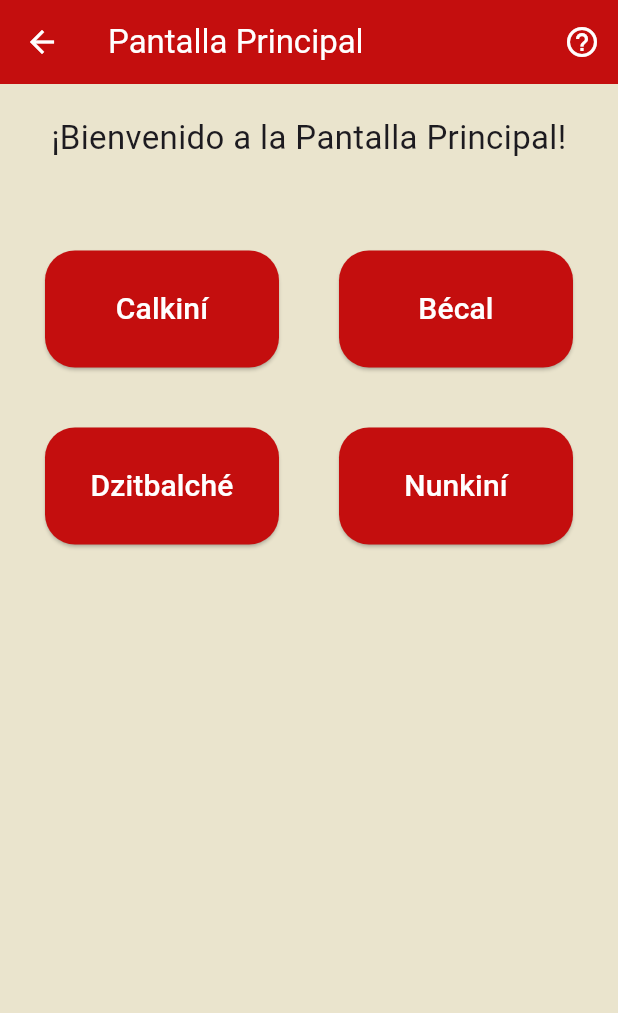
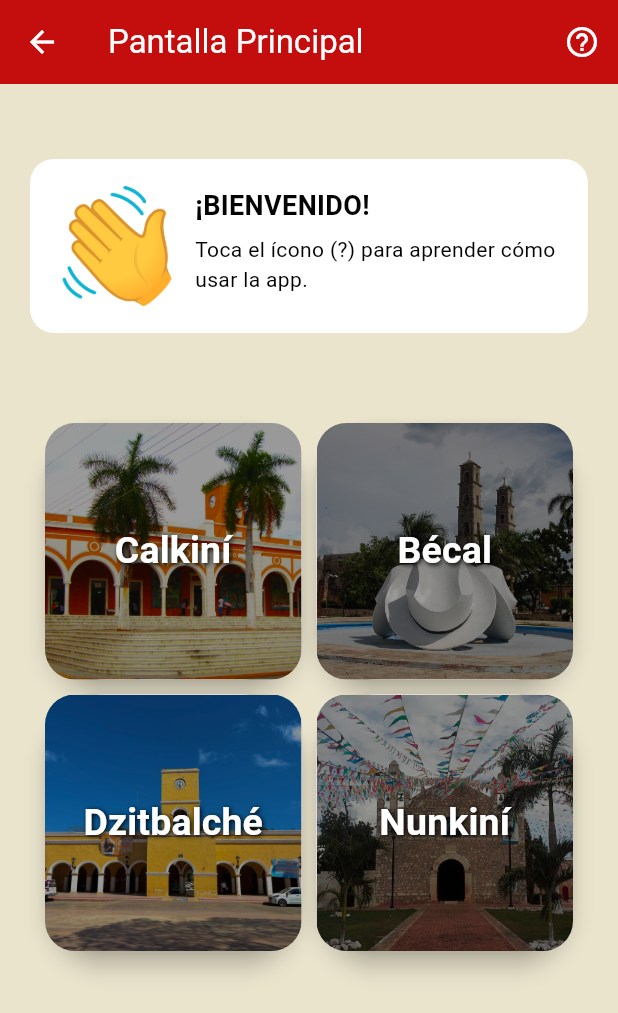
Before and after one commit to Fernando-Puc/GeoCam, a Flutter app: the pantallaprincipal screen opened directly, on a phone screen of 412 x 824 dp. Shown: the top 1013 px of the screen. Run offline on Flutter 3.47's test engine with Material 3 defaults, Android fonts, the phone set to English and light mode, and no system bars.

Commit message:
Diseño pantalla principal

```diff
--- a/geo_cam_app/lib/screens/pantallaCK.dart
+++ b/geo_cam_app/lib/screens/pantallaCK.dart
@@ -125,7 +125,7 @@ class _PantallaCKState extends State<PantallaCK> {
                     );
                   },
                   style: ElevatedButton.styleFrom(
-                    backgroundColor: Color.fromARGB(255, 216, 210, 121),
+                    backgroundColor: const Color.fromARGB(255, 216, 210, 121),
                     foregroundColor: const Color.fromARGB(255, 0, 0, 0),
                     elevation: 4,
                     padding: const EdgeInsets.symmetric(
--- a/geo_cam_app/lib/screens/pantallaprincipal.dart
+++ b/geo_cam_app/lib/screens/pantallaprincipal.dart
@@ -26,11 +26,50 @@ class pantallaprincipal extends StatelessWidget {
       ),
       body: Column(
         children: [
-          const SizedBox(height: 20),
-          const Text(
-            '¡Bienvenido a la Pantalla Principal!',
-            style: TextStyle(fontSize: 22),
-            textAlign: TextAlign.center,
+          const SizedBox(height: 50),
+          Padding(
+            padding: const EdgeInsets.symmetric(horizontal: 20),
+            child: Container(
+              padding: const EdgeInsets.all(18),
+              decoration: BoxDecoration(
+                color: const Color.fromARGB(255, 255, 255, 255),
+                borderRadius: BorderRadius.circular(16),
+              ),
+              child: Row(
+                crossAxisAlignment: CrossAxisAlignment.start,
+                children: [
+                  Image.asset(
+                    'lib/assets/images/tutorial.png',
+                    width: 80,
+                    height: 80,
+                  ),
+                  const SizedBox(width: 12),
+                  const Expanded(
+                    child: Column(
+                      crossAxisAlignment: CrossAxisAlignment.start,
+                      children: [
+                        Text(
+                          '¡BIENVENIDO!',
+                          style: TextStyle(
+                            fontSize: 18,
+                            fontWeight: FontWeight.bold,
+                            color: Color.fromARGB(255, 3, 3, 3),
+                          ),
+                        ),
+                        SizedBox(height: 6),
+                        Text(
+                          'Toca el ícono (?) para aprender cómo usar la app.',
+                          style: TextStyle(
+                            fontSize: 14,
+                            color: Color.fromARGB(255, 0, 0, 0),
+                          ),
+                        ),
+                      ],
+                    ),
+                  ),
+                ],
+              ),
+            ),
           ),
           const SizedBox(height: 30),
           Expanded(
@@ -38,14 +77,18 @@ class pantallaprincipal extends StatelessWidget {
               padding: const EdgeInsets.all(30),
               child: GridView.count(
                 crossAxisCount: 2,
-                crossAxisSpacing: 40,
-                mainAxisSpacing: 40,
-                childAspectRatio: 2,
+                crossAxisSpacing: 10,
+                mainAxisSpacing: 10,
+                childAspectRatio: 1,
                 children: [
-                  _buildButton(context, "Calkiní", const PantallaCK()),
-                  _buildButton(context, "Bécal", const PantallaBC()),
-                  _buildButton(context, "Dzitbalché", const PantallaDZ()),
-                  _buildButton(context, "Nunkiní", const PantallaNK()),
+                  _buildButton(context, "Calkiní", const PantallaCK(),
+                      'lib/assets/images/calkinibtn.png'),
+                  _buildButton(context, "Bécal", const PantallaBC(),
+                      'lib/assets/images/becalbtn.jpg'),
+                  _buildButton(context, "Dzitbalché", const PantallaDZ(),
+                      'lib/assets/images/dzitbalchebtn.jpeg'),
+                  _buildButton(context, "Nunkiní", const PantallaNK(),
+                      'lib/assets/images/nunkinibtn.jpg'),
                 ],
               ),
             ),
@@ -56,7 +99,12 @@ class pantallaprincipal extends StatelessWidget {
   }
 
   // Aquí se controlan los botones
-  Widget _buildButton(BuildContext context, String text, Widget screen) {
+  Widget _buildButton(
+    BuildContext context,
+    String text,
+    Widget screen,
+    String imagePath,
+  ) {
     return ElevatedButton(
       onPressed: () {
         Navigator.push(
@@ -65,17 +113,43 @@ class pantallaprincipal extends StatelessWidget {
         );
       },
       style: ElevatedButton.styleFrom(
-        backgroundColor: const Color.fromARGB(255, 196, 14, 14),
-        foregroundColor: Colors.white,
-        padding: const EdgeInsets.all(12),
+        padding: EdgeInsets.zero,
         shape: RoundedRectangleBorder(
+          borderRadius: BorderRadius.circular(40),
+        ),
+        elevation: 6,
+      ),
+      child: Ink(
+        decoration: BoxDecoration(
+          image: DecorationImage(
+            image: AssetImage(imagePath),
+            fit: BoxFit.cover,
+            colorFilter: ColorFilter.mode(
+              Colors.black.withOpacity(0.40),
+              BlendMode.darken,
+            ),
+          ),
           borderRadius: BorderRadius.circular(20),
         ),
-      ),
-      child: Text(
-        text,
-        textAlign: TextAlign.center,
-        style: const TextStyle(fontSize: 20),
+        child: Container(
+          alignment: Alignment.center,
+          child: Text(
+            text,
+            textAlign: TextAlign.center,
+            style: const TextStyle(
+              fontSize: 25,
+              color: Colors.white,
+              fontWeight: FontWeight.bold,
+              shadows: [
+                Shadow(
+                  color: Colors.black,
+                  offset: Offset(1, 1),
+                  blurRadius: 4,
+                ),
+              ],
+            ),
+          ),
+        ),
       ),
     );
   }
--- a/geo_cam_app/pubspec.yaml
+++ b/geo_cam_app/pubspec.yaml
@@ -66,6 +66,12 @@ flutter:
     - lib/assets/images/
     - lib/data/municipality/calkini/
     - lib/assets/images/DiseñoHF.png
+    - lib/assets/images/calkinibtn.png
+    - lib/assets/images/becalbtn.jpg
+    - lib/assets/images/dzitbalchebtn.jpeg
+    - lib/assets/images/nunkinibtn.jpg
+    - lib/assets/images/tutorial.png
+
   # To add assets to your application, add an assets section, like this:
   # assets:
   #   - images/a_dot_burr.jpeg
```
Also changed, not shown: geo_cam_app/lib/assets/images/becalbtn.jpg (added), geo_cam_app/lib/assets/images/calkinibtn.png (added), geo_cam_app/lib/assets/images/dzitbalchebtn.jpeg (added), geo_cam_app/lib/assets/images/nunkinibtn.jpg (added), geo_cam_app/lib/assets/images/tutorial.png (added).
